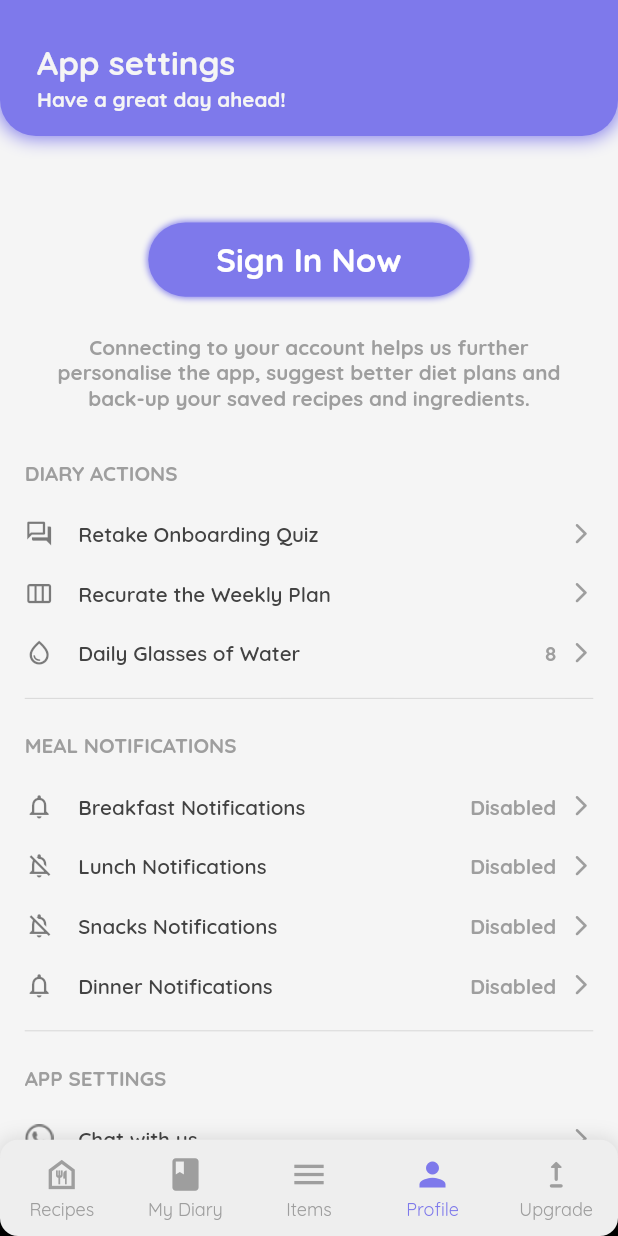
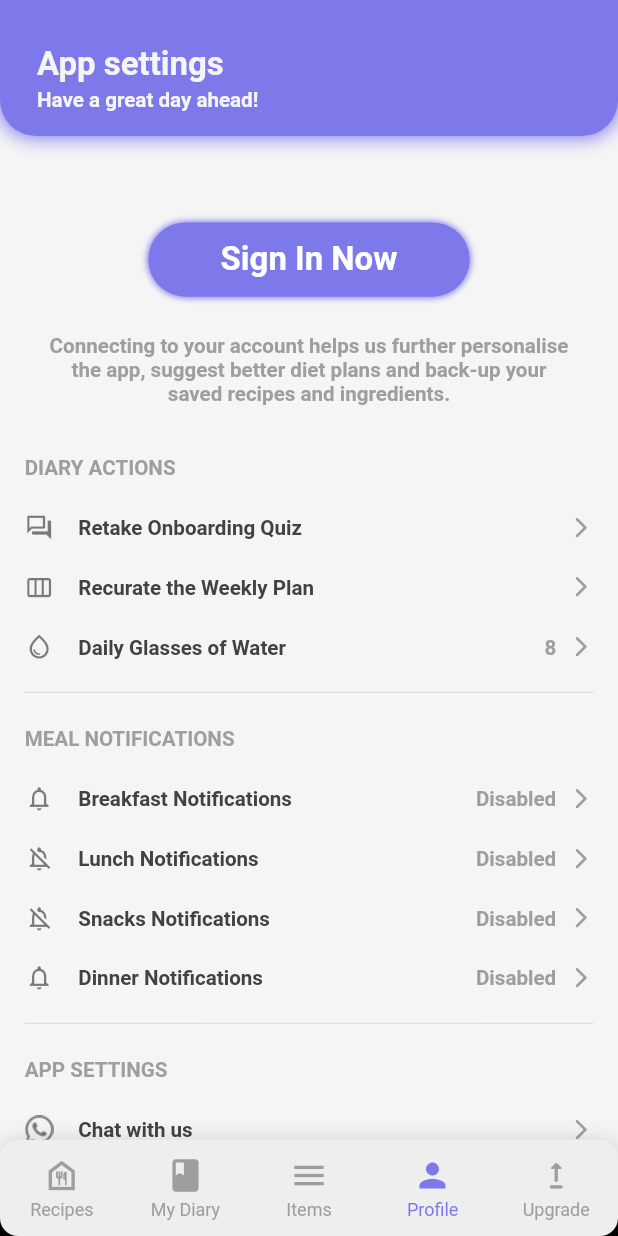
Before and after one commit to Akshiiitsaxena/mealguide-flutter, a Flutter app: the screen it shows after launch, item 4 of the bottom bar chosen, on a phone screen of 412 x 824 dp. Run offline on Flutter 3.47's test engine with Material 2 defaults, Android fonts, the light colour scheme and no system bars; drawn by our look-alikes of persistent_bottom_nav_bar_v2; our stand-ins replace cached_network_image, country_picker, dio, firebase_auth, firebase_core, flutter_hooks and 7 more; missing offline and left inert: country_codes, fraction, syncfusion_flutter_core; accounts and stored records are empty.

Commit message:
fix: use default font for glyph errors

```diff
--- a/lib/theme/app_theme.dart
+++ b/lib/theme/app_theme.dart
@@ -5,7 +5,7 @@ class AppTheme {
   AppTheme._();
 
   static final lightTheme = ThemeData(
-    fontFamily: 'Quicksand',
+    // fontFamily: 'Quicksand',
     scaffoldBackgroundColor: Colors.grey.shade100,
     primaryColor: const Color(0xff7e79eb),
     canvasColor: Colors.grey.shade200,
@@ -54,7 +54,7 @@ class AppTheme {
   );
 
   static final darkTheme = ThemeData(
-    fontFamily: 'Quicksand',
+    // fontFamily: 'Quicksand',
     scaffoldBackgroundColor: const Color(0xff121212),
     primaryColor: const Color(0xff7e79eb),
     focusColor: Colors.grey[900],
```
